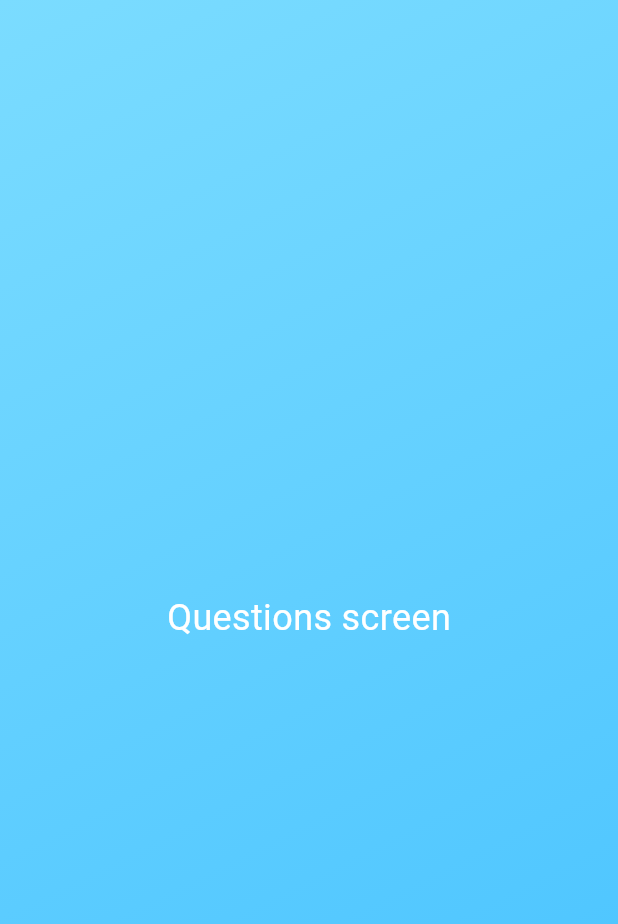
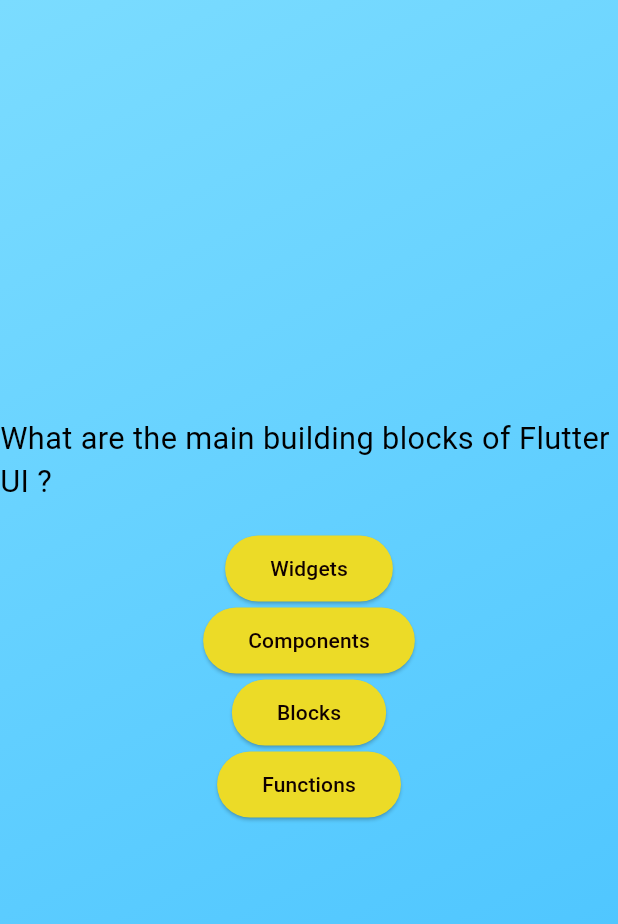
Before and after one commit to kaneshwar-kamal/QuizApp, a Flutter app: the screen it shows after launch, after a tap on "Start Quiz", on a phone screen of 412 x 824 dp. Shown: the top 924 px of the screen. Run offline on Flutter 3.47's test engine with Material 3 defaults, Android fonts, the phone set to English and light mode, and no system bars.

Commit message:
Added questions, bluprint class for the questions

```diff
--- a/lib/Questions.dart
+++ b/lib/Questions.dart
@@ -1,4 +1,7 @@
 import 'package:flutter/material.dart';
+import 'package:quiz_app/custom_button.dart';
+import 'package:quiz_app/text_style.dart';
+import 'package:quiz_app/data/questions.dart';
 
 class QuestionsScreen extends StatefulWidget{
   const QuestionsScreen({super.key}) ;
@@ -9,15 +12,24 @@ class QuestionsScreen extends StatefulWidget{
 
 class _Questions extends State<QuestionsScreen> {
   @override
-  Widget build(BuildContext context) { // Repair: Changed 'Context' to 'context'
-    return const Center(
-      child: Text(
-        "Questions screen",
-        style: TextStyle(
-          color: Colors.white,
-          fontSize: 24,
-        ),
+  Widget build( context) { // Repair: Changed 'Context' to 'context'
+
+    final currentQuestion= questions[0];
+
+    return SizedBox( //we can also use Center if so delete 14 and uncomment 16 and comment 17
+      width: double.infinity,
+      child: Column(
+        //mainAxisSize: MainAxisSize.min,
+        mainAxisAlignment: MainAxisAlignment.center,
+        children: [
+            StyledText(currentQuestion.text,20.5),
+            const SizedBox(height: 20),
+            customAnswerButton(currentQuestion.answers[0],(){}),
+            customAnswerButton(currentQuestion.answers[1],(){}),
+            customAnswerButton(currentQuestion.answers[2],(){}),
+            customAnswerButton(currentQuestion.answers[3],(){}),
+        ],
       ),
-    );
+    ) ;
   }
 }
--- /dev/null
+++ b/lib/custom_button.dart
@@ -0,0 +1,22 @@
+import 'package:flutter/material.dart';
+import 'package:quiz_app/Questions.dart';
+
+class customAnswerButton extends StatelessWidget {
+  const customAnswerButton(this.message,this.onTap ,{super.key});
+
+  final String message;
+  final void Function() onTap;
+
+  @override
+  Widget build(context) {
+    return ElevatedButton(
+      onPressed: onTap,
+      style: ElevatedButton.styleFrom(
+        backgroundColor: const Color.fromARGB(255, 236, 219, 39),
+        foregroundColor: const Color.fromARGB(255, 16, 0, 0),
+        padding: const EdgeInsets.symmetric(horizontal: 30, vertical: 12),
+      ),
+      child:Text(message),
+    );
+  }
+}
--- /dev/null
+++ b/lib/data/questions.dart
@@ -0,0 +1,57 @@
+import 'package:quiz_app/models/quiz_question.dart';
+
+const questions = [
+  BluePrintQuizQuestions(
+    'What are the main building blocks of Flutter UI ?',
+    [
+      'Widgets',
+      'Components',
+      'Blocks',
+      'Functions',
+      ]
+  ),
+  BluePrintQuizQuestions(
+    'How are Flutter UIs built?', [
+    'By combining widgets in code',
+    'By combining widgets in a visual editor',
+    'By defining widgets in config files',
+    'By using XCode for iOS and Android Studio for Android',
+    ]
+  ),
+  BluePrintQuizQuestions(
+    'What\'s the purpose of a StatefulWidget?',
+    [
+      'Update UI as data changes',
+      'Update data as UI changes',
+      'Ignore data changes',
+      'Render UI that does not depend on data',
+    ]
+  ),
+  BluePrintQuizQuestions(
+    'Which widget should you try to use more often: StatelessWidget or StatefulWidget?',
+    [
+      'StatelessWidget',
+      'StatefulWidget',
+      'Both are equally good',
+      'None of the above',
+    ]
+  ),
+  BluePrintQuizQuestions(
+   'What happens if you change data in a StatelessWidget?',
+    [
+      'The UI is not updated',
+      'The UI is updated',
+      'The closest StatefulWidget is updated',
+      'Any nested StatefulWidgets are updated',
+    ]
+  ),
+  BluePrintQuizQuestions(
+    'How should you update data inside of StatefulWidgets?',
+    [
+      'By calling setState()',
+      'By calling updateData()',
+      'By calling updateUI()',
+      'By calling updateState()',
+    ]
+  ),
+];
--- /dev/null
+++ b/lib/models/quiz_question.dart
@@ -0,0 +1,6 @@
+class BluePrintQuizQuestions {
+  const BluePrintQuizQuestions(this.text,this.answers);
+
+  final String text;
+  final List<String> answers;
+}
--- a/lib/quiz.dart
+++ b/lib/quiz.dart
@@ -12,14 +12,21 @@ class Quiz extends StatefulWidget {
 class _Quiz extends State<Quiz> {
   Widget? activeScreen;
 
+
+  //IF WE DONT WANT TO USE THIS INIT METHOD AND ALL WE CAN JUSRT USE THIS
+  //THERNARY EXPRESSION LIKE IF ELSE TO SET STATE.
+  // TO USE UNCOMMENT LINE 19,29,51,52,53 AND COMMENT 30,21,22,23,24,25,50
+  //var activeScreen = 'start-screen';
+
   @override
   void initState() {
-    super.initState(); // Repair: Required for the framework to initialize properly
+    super.initState();
     activeScreen = StartScreen(switchScreen);
   }
 
   void switchScreen() {
     setState(() {
+      // activeScreen = 'question-screen';
       activeScreen = const QuestionsScreen();
     });
   }
@@ -41,6 +48,9 @@ class _Quiz extends State<Quiz> {
             ),
           ),
           child: activeScreen, // This will now correctly swap widgets
+          // child : activeScreen == 'start-screen'
+          //   ? StartScreen(switchScreen)
+          //   : const QuestionsScreen(),
         ),
       ),
     );
```
